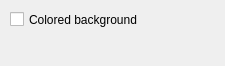
This is src/ui/hud2/HUD2FormHorizon.ui in mavlink/qgroundcontrol as Qt 5 draws it before an edit. The edited form follows.
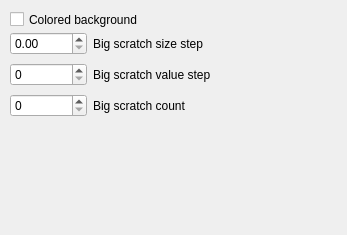
This is the edited form.

Commit message: added settings for horizon widget

What changed in the file:
```diff
--- a/src/ui/hud2/HUD2FormHorizon.ui
+++ b/src/ui/hud2/HUD2FormHorizon.ui
@@ -6,8 +6,8 @@
    <rect>
     <x>0</x>
     <y>0</y>
-    <width>225</width>
-    <height>66</height>
+    <width>347</width>
+    <height>235</height>
    </rect>
   </property>
   <property name="windowTitle">
@@ -26,6 +26,60 @@
     <string>Colored background</string>
    </property>
   </widget>
+  <widget class="QWidget" name="gridLayoutWidget">
+   <property name="geometry">
+    <rect>
+     <x>10</x>
+     <y>30</y>
+     <width>201</width>
+     <height>91</height>
+    </rect>
+   </property>
+   <layout class="QGridLayout" name="gridLayout">
+    <item row="2" column="1">
+     <widget class="QLabel" name="label_4">
+      <property name="text">
+       <string>Big scratch count</string>
+      </property>
+     </widget>
+    </item>
+    <item row="0" column="1">
+     <widget class="QLabel" name="label">
+      <property name="text">
+       <string>Big scratch size step</string>
+      </property>
+     </widget>
+    </item>
+    <item row="1" column="0">
+     <widget class="QSpinBox" name="bigScratchValueStep">
+      <property name="toolTip">
+       <string>&lt;html&gt;&lt;head/&gt;&lt;body&gt;&lt;p&gt;How much differ &lt;span style=&quot; font-weight:600;&quot;&gt;values&lt;/span&gt; of 2 sequental big scrates.&lt;/p&gt;&lt;/body&gt;&lt;/html&gt;</string>
+      </property>
+     </widget>
+    </item>
+    <item row="2" column="0">
+     <widget class="QSpinBox" name="stepsBig">
+      <property name="toolTip">
+       <string>&lt;html&gt;&lt;head/&gt;&lt;body&gt;&lt;p&gt;How many big scratches in one ribbon. Note: this value will be automatically twiced by application.&lt;/p&gt;&lt;/body&gt;&lt;/html&gt;</string>
+      </property>
+     </widget>
+    </item>
+    <item row="0" column="0">
+     <widget class="QDoubleSpinBox" name="bigScratchLenStep">
+      <property name="toolTip">
+       <string>&lt;html&gt;&lt;head/&gt;&lt;body&gt;&lt;p&gt;Space between 2 big scratches in percents of screen.&lt;/p&gt;&lt;/body&gt;&lt;/html&gt;</string>
+      </property>
+     </widget>
+    </item>
+    <item row="1" column="1">
+     <widget class="QLabel" name="label_2">
+      <property name="text">
+       <string>Big scratch value step</string>
+      </property>
+     </widget>
+    </item>
+   </layout>
+  </widget>
  </widget>
  <resources/>
  <connections/>
```
The commit also changes 8 other files.
